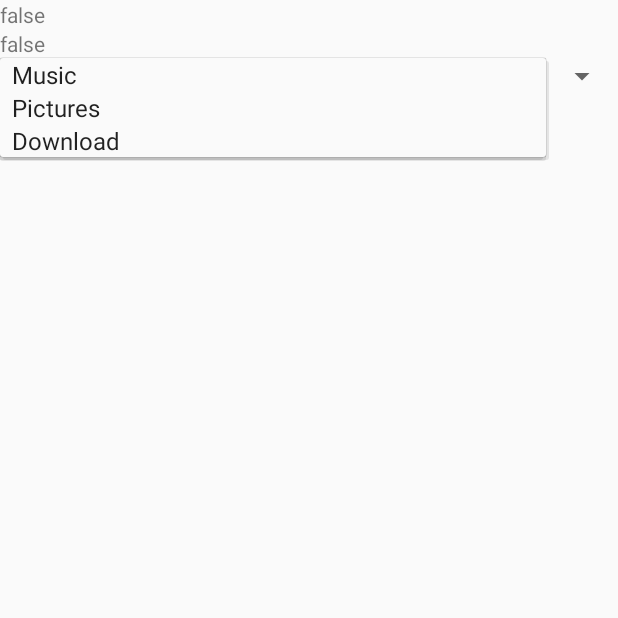
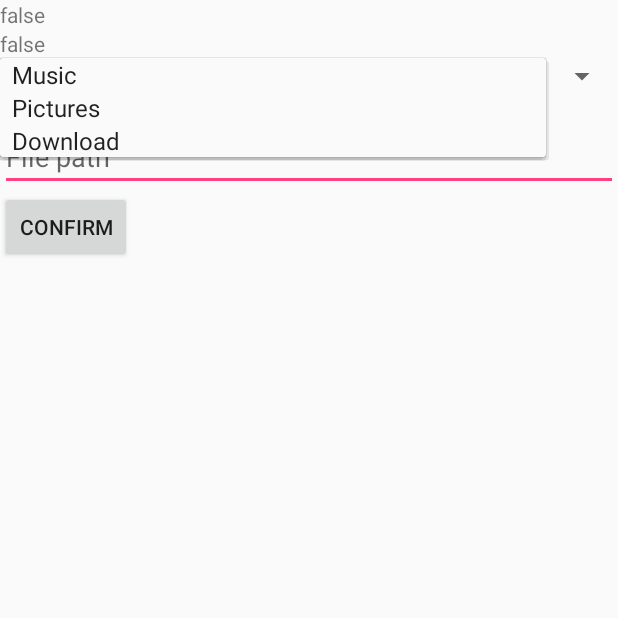
Before and after one commit to Anyoks/firstAndroidApp, an Android app: the ExternalData screen opened directly, with no data from a screen before it, after a tap on "Music", on a phone screen of 412 x 824 dp, the top half of it. Run offline under Robolectric (Android 15) with nearby library versions, the phone set to English and light mode, and no system bars.

Commit message:
set up save and confirm buttons as well as file path text veiw.

```diff
--- a/app/src/main/java/com/example/orinamokaya/myapplication/ExternalData.java
+++ b/app/src/main/java/com/example/orinamokaya/myapplication/ExternalData.java
@@ -7,6 +7,7 @@ import android.support.annotation.Nullable;
 import android.view.View;
 import android.widget.AdapterView;
 import android.widget.ArrayAdapter;
+import android.widget.Button;
 import android.widget.Spinner;
 import android.widget.TextView;
 
@@ -23,7 +24,7 @@ import java.io.File;
  * operation
  */
 
-public class ExternalData extends Activity implements AdapterView.OnItemSelectedListener {
+public class ExternalData extends Activity implements AdapterView.OnItemSelectedListener, View.OnClickListener {
 
     // these can only be accessed in this class
     private TextView canWrite, canRead;
@@ -33,6 +34,10 @@ public class ExternalData extends Activity implements AdapterView.OnItemSelected
     String[] paths = {"Music", "Pictures", "Download"}; // where we will store data
     File dirPath = null;
 
+    Button confirm, save;
+
+
+
     @Override
     protected void onCreate(@Nullable Bundle savedInstanceState) {
         super.onCreate(savedInstanceState);
@@ -40,6 +45,13 @@ public class ExternalData extends Activity implements AdapterView.OnItemSelected
 
         canRead = (TextView) findViewById(R.id.tvCanRead);
         canWrite = (TextView) findViewById(R.id.tvCanWrite);
+
+        confirm = (Button) findViewById(R.id.bConfirmFilePath);
+        save = (Button) findViewById(R.id.bSaveFile);
+
+        confirm.setOnClickListener(this);
+        save.setOnClickListener(this);
+
 
         //status tells us whether we can read or write to the sd card or not
         status = Environment.getExternalStorageState(); // returns a string of the current state
@@ -112,4 +124,21 @@ public class ExternalData extends Activity implements AdapterView.OnItemSelected
     public void onNothingSelected(AdapterView<?> adapterView) {
 
     }
+
+    @Override
+    public void onClick(View view) {
+
+        switch (view.getId()){
+
+            case R.id.bConfirmFilePath:
+
+                break;
+            //when the save button is clicked...
+            case R.id.bSaveFile:
+                //reveal save button
+                save.setVisibility(View.VISIBLE);
+
+                break;
+        }
+    }
 }
--- a/app/src/main/res/layout/externaldata.xml
+++ b/app/src/main/res/layout/externaldata.xml
@@ -19,4 +19,32 @@
         android:id="@+id/spinner"
         android:layout_width="match_parent"
         android:layout_height="wrap_content" />
+
+    <TextView
+        android:id="@+id/textView8"
+        android:layout_width="match_parent"
+        android:layout_height="wrap_content"
+        android:hint="Save As..."/>
+
+    <EditText
+        android:id="@+id/etSaveAs"
+        android:layout_width="match_parent"
+        android:layout_height="wrap_content"
+        android:ems="10"
+        android:inputType="textPersonName"
+        android:text=""
+        android:hint="File path"/>
+
+    <Button
+        android:id="@+id/bConfirmFilePath"
+        android:layout_width="wrap_content"
+        android:layout_height="wrap_content"
+        android:text="Confirm" />
+
+    <Button
+        android:id="@+id/bSaveFile"
+        android:layout_width="wrap_content"
+        android:layout_height="wrap_content"
+        android:visibility="invisible"
+        android:text="Save" />
 </LinearLayout>
```
